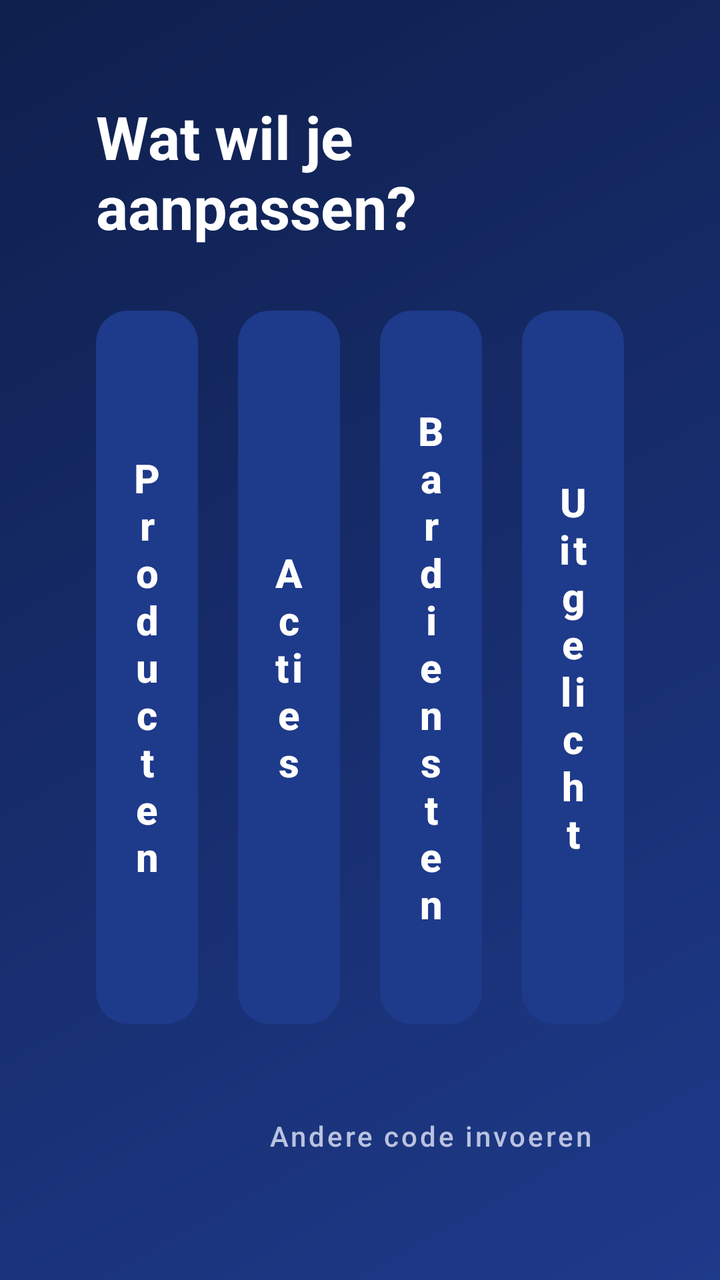
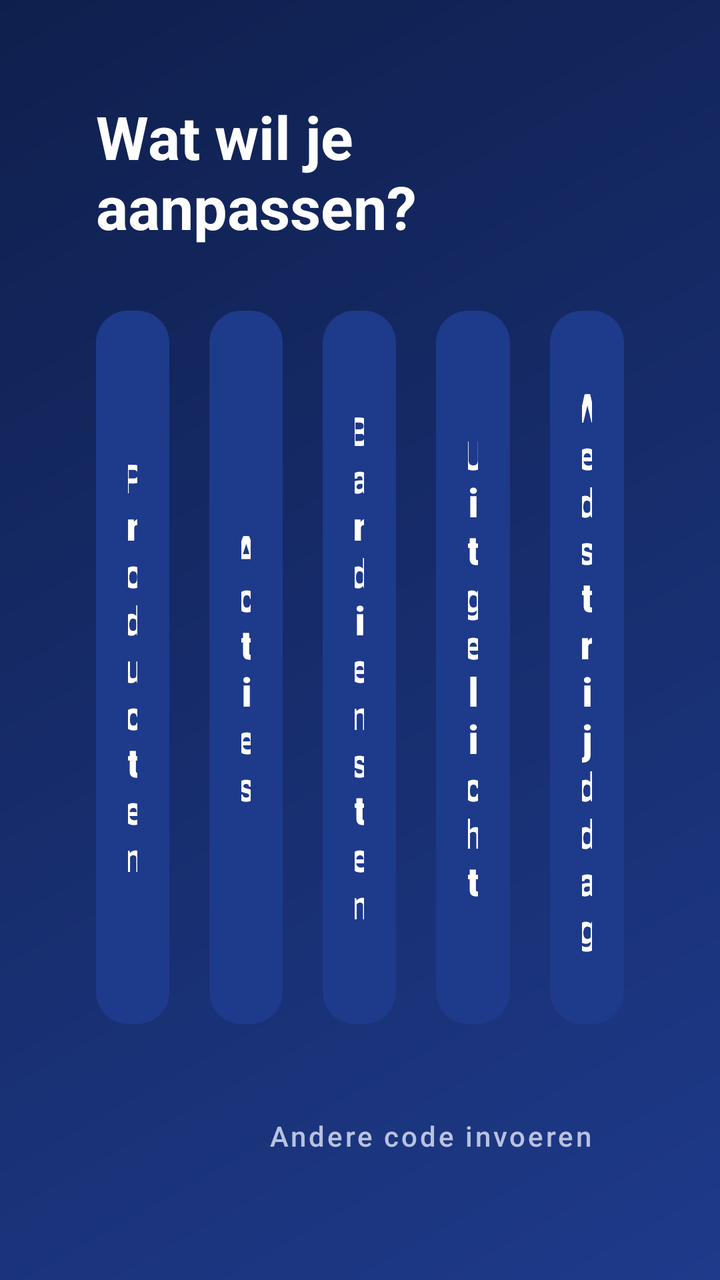

An Android layout rendered at two revisions. The XML below is the earlier revision; the diff shows what the commit changed to produce the second picture.
<!-- AndroidManifest.xml: application theme Theme.KantineTablet -->
<!-- res/layout/activity_beheer_menu.xml -->
<?xml version="1.0" encoding="utf-8"?>
<LinearLayout xmlns:android="http://schemas.android.com/apk/res/android"
    xmlns:app="http://schemas.android.com/apk/res-auto"
    android:layout_width="match_parent"
    android:layout_height="match_parent"
    android:background="@drawable/gradient_achtergrond"
    android:orientation="vertical"
    android:padding="48dp">

    <LinearLayout
        android:layout_width="wrap_content"
        android:layout_height="wrap_content"
        android:layout_marginBottom="32dp"
        android:orientation="vertical">

        <TextView
            android:layout_width="wrap_content"
            android:layout_height="wrap_content"
            android:text="@string/beheer_menu_titel"
            android:textColor="@color/wit"
            android:textSize="30sp"
            android:textStyle="bold" />

        <TextView
            android:id="@+id/ingelogdAlsTekst"
            android:layout_width="wrap_content"
            android:layout_height="wrap_content"
            android:layout_marginTop="4dp"
            android:textColor="@color/tekst_zacht_licht"
            android:textSize="16sp"
            android:visibility="gone" />
    </LinearLayout>

    <LinearLayout
        android:layout_width="match_parent"
        android:layout_height="0dp"
        android:layout_weight="1"
        android:orientation="horizontal">

        <Button
            android:id="@+id/knopProducten"
            style="@style/KaartKnop"
            android:layout_width="0dp"
            android:layout_height="match_parent"
            android:layout_marginEnd="20dp"
            android:layout_weight="1"
            android:text="@string/menu_producten" />

        <Button
            android:id="@+id/knopActies"
            style="@style/KaartKnop"
            android:layout_width="0dp"
            android:layout_height="match_parent"
            android:layout_marginEnd="20dp"
            android:layout_weight="1"
            android:text="@string/menu_acties" />

        <Button
            android:id="@+id/knopBardienst"
            style="@style/KaartKnop"
            android:layout_width="0dp"
            android:layout_height="match_parent"
            android:layout_marginEnd="20dp"
            android:layout_weight="1"
            android:text="@string/menu_bardienst" />

        <Button
            android:id="@+id/knopUitgelicht"
            style="@style/KaartKnop"
            android:layout_width="0dp"
            android:layout_height="match_parent"
            android:layout_weight="1"
            android:text="@string/menu_uitgelicht" />
    </LinearLayout>

    <Button
        android:id="@+id/terugKnop"
        android:layout_width="wrap_content"
        android:layout_height="wrap_content"
        android:layout_gravity="end"
        android:layout_marginTop="32dp"
        android:background="@android:color/transparent"
        android:text="@string/terug_naar_code"
        android:textAllCaps="false"
        android:textColor="@color/tekst_zacht_licht" />

</LinearLayout>
<!-- resources referenced by this layout -->
<resources>
  <color name="tekst_zacht_licht">#B9C2E0</color>
  <color name="wit">#FFFFFF</color>
  <!-- drawable gradient_achtergrond (drawable) -->
  <?xml version="1.0" encoding="utf-8"?>
  <shape xmlns:android="http://schemas.android.com/apk/res/android">
      <gradient
          android:angle="135"
          android:startColor="@color/blauw"
          android:endColor="@color/blauw_donker"
          android:type="linear" />
  </shape>
  <string name="beheer_menu_titel">Wat wil je aanpassen?</string>
  <string name="menu_acties">Acties</string>
  <string name="menu_bardienst">Bardiensten</string>
  <string name="menu_producten">Producten</string>
  <string name="menu_uitgelicht">Uitgelicht</string>
  <string name="terug_naar_code">Andere code invoeren</string>
  <style name="KaartKnop">
          <item name="android:background">@drawable/kaart_knop</item>
          <item name="android:textAllCaps">false</item>
          <item name="android:textColor">@color/wit</item>
          <item name="android:textSize">20sp</item>
          <item name="android:textStyle">bold</item>
          <item name="android:stateListAnimator">@null</item>
      </style>
  <style name="Theme.KantineTablet" parent="Theme.MaterialComponents.DayNight.NoActionBar">
          <item name="colorPrimary">@color/blauw</item>
          <item name="colorPrimaryDark">@color/blauw_donker</item>
          <item name="colorAccent">@color/geel</item>
          <item name="colorControlActivated">@color/geel</item>
      </style>
  <color name="blauw">#1E3A8A</color>
  <color name="blauw_donker">#0F1F4D</color>
  <!-- drawable kaart_knop (drawable) -->
  <?xml version="1.0" encoding="utf-8"?>
  <selector xmlns:android="http://schemas.android.com/apk/res/android">
      <item android:state_pressed="true">
          <shape android:shape="rectangle">
              <solid android:color="@color/geel" />
              <corners android:radius="16dp" />
          </shape>
      </item>
      <item>
          <shape android:shape="rectangle">
              <solid android:color="@color/blauw" />
              <corners android:radius="16dp" />
          </shape>
      </item>
  </selector>
  <color name="geel">#FCD42F</color>
</resources>

<!-- the commit's change to res/layout/activity_beheer_menu.xml (unified diff, before → after) -->
@@ -69,8 +69,17 @@
             style="@style/KaartKnop"
             android:layout_width="0dp"
             android:layout_height="match_parent"
+            android:layout_marginEnd="20dp"
             android:layout_weight="1"
             android:text="@string/menu_uitgelicht" />
+
+        <Button
+            android:id="@+id/knopWedstrijddag"
+            style="@style/KaartKnop"
+            android:layout_width="0dp"
+            android:layout_height="match_parent"
+            android:layout_weight="1"
+            android:text="@string/menu_wedstrijddag" />
     </LinearLayout>
 
     <Button
<!-- resource entries referenced after the edit -->
@@ -16,6 +16,7 @@
   <string name="menu_bardienst">Bardiensten</string>
   <string name="menu_producten">Producten</string>
   <string name="menu_uitgelicht">Uitgelicht</string>
+  <string name="menu_wedstrijddag">Wedstrijddag</string>
   <string name="terug_naar_code">Andere code invoeren</string>
   <style name="KaartKnop">
           <item name="android:background">@drawable/kaart_knop</item>
